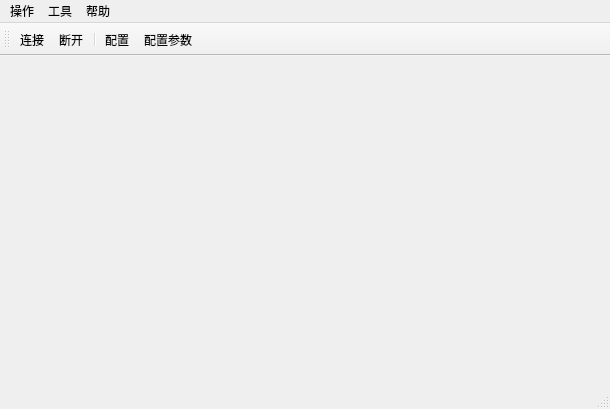
First picture: the form in src/mainwindow.ui, repository eeyoo/step-servo-tuner, before the edit.
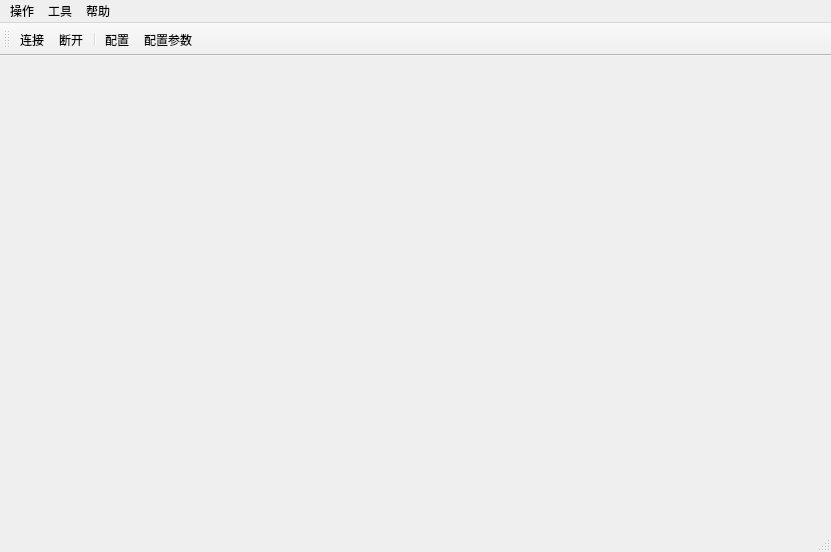
Second picture: the form after the edit. Icons and pictures are not drawn.

What changed in the file:
```diff
--- a/src/mainwindow.ui
+++ b/src/mainwindow.ui
@@ -6,8 +6,8 @@
    <rect>
     <x>0</x>
     <y>0</y>
-    <width>610</width>
-    <height>409</height>
+    <width>831</width>
+    <height>552</height>
    </rect>
   </property>
   <property name="windowTitle">
@@ -21,7 +21,7 @@
     <rect>
      <x>0</x>
      <y>0</y>
-     <width>610</width>
+     <width>831</width>
      <height>23</height>
     </rect>
    </property>
```
Left out of the diff: 22 changed lines with no effect on the pictures.
